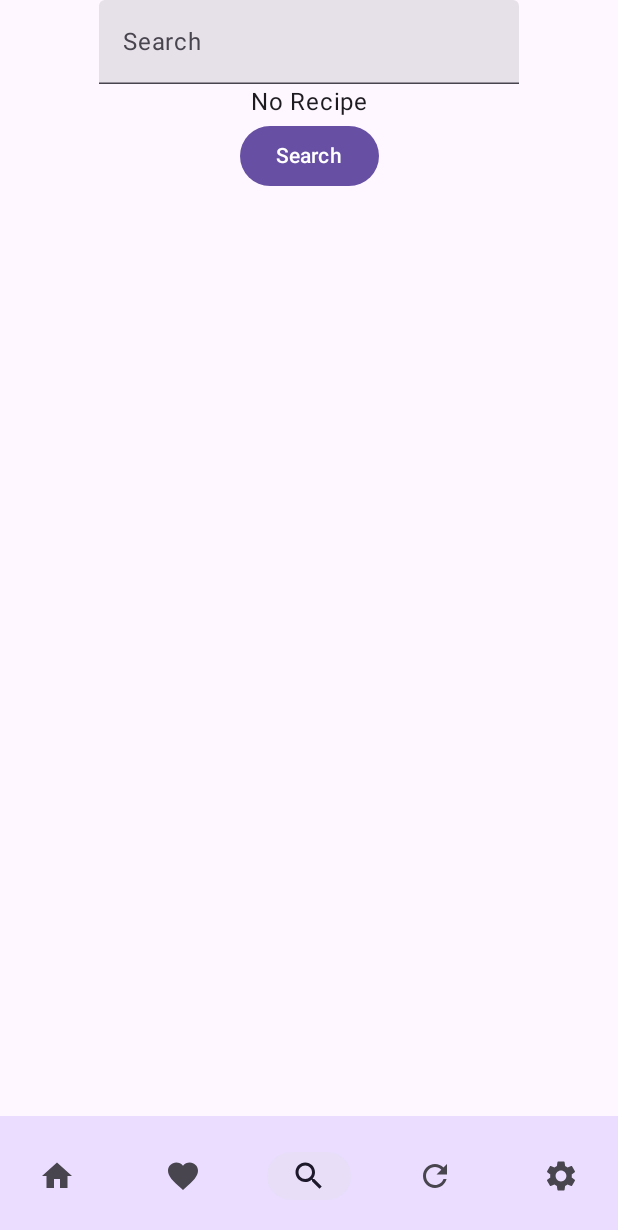
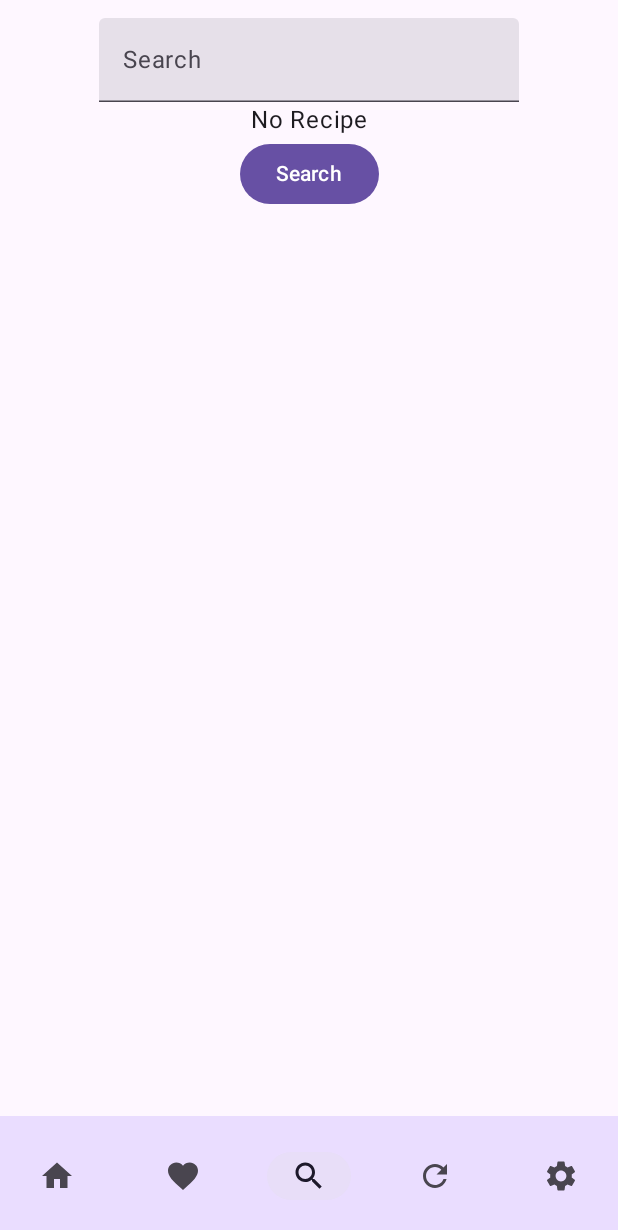
Before and after one commit to Alexlegrand1997/WhatToEat, an Android app built with Jetpack Compose: the SearchScreen screen opened through its navigation route, on a phone screen of 412 x 824 dp. Shown: the top 1230 px of the screen. Run offline under Robolectric (Android 15) with nearby library versions, the phone set to English and light mode, and no system bars; our stand-ins replace Dagger/Hilt's generated code, Room's generated code; libraries missing offline, so code that uses them is left out: com.github.kittinunf.fuel, com.github.kittinunf.result; 5 statements that could not run were skipped.

Commit message:
Update probleme todo on picture not always the same size

```diff
--- a/app/src/main/java/com/example/whattoeat/ui/theme/screens/search/SearchScreen.kt
+++ b/app/src/main/java/com/example/whattoeat/ui/theme/screens/search/SearchScreen.kt
@@ -44,9 +44,13 @@ fun SearchScreen(
         mutableStateOf("")
     }
 
-
+    // TODO : FIX THE SIZE PICTURE THAT IS NOT THE SAME FROM the multiple instance of specificRecipeScreen and SpecificRandomRecipeScreen
+    // Reason is that url to the picture is not always the same. EX:
+    // https://img.spoonacular.com/recipes/664359-312x231.jpg
+    // https://img.spoonacular.com/recipes/664359-556x370.jpg
+    // Gotta try to find a way to change size or always get the good size
     Surface(Modifier.fillMaxSize()) {
-        Column( horizontalAlignment = Alignment.CenterHorizontally) {
+        Column(Modifier.padding(12.dp), horizontalAlignment = Alignment.CenterHorizontally) {
             TextField(
                 value = searchValue,
                 onValueChange = { newText ->
@@ -71,9 +75,8 @@ fun SearchScreen(
                     if (state.recipes.results.isNotEmpty()) {
                         LazyColumn(
                             modifier = Modifier
-//                                .padding(12.dp)
-//                                .fillMaxHeight(0.9f),
-                                    ,
+                                .padding(12.dp)
+                                .fillMaxHeight(0.9f),
                             verticalArrangement = Arrangement.spacedBy(16.dp),
                         ) {
                             items(state.recipes.results) { recipe ->
```
